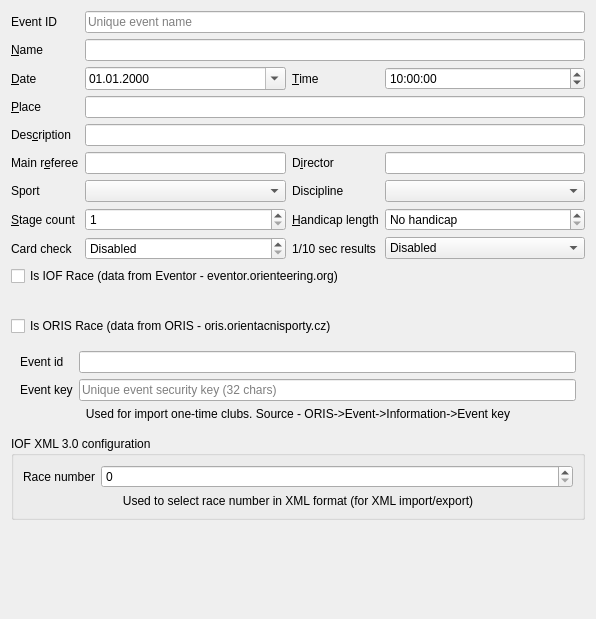
Old version of the form quickevent/app/quickevent/plugins/Event/src/eventdialogwidget.ui in the repository arnost00/quickbox.
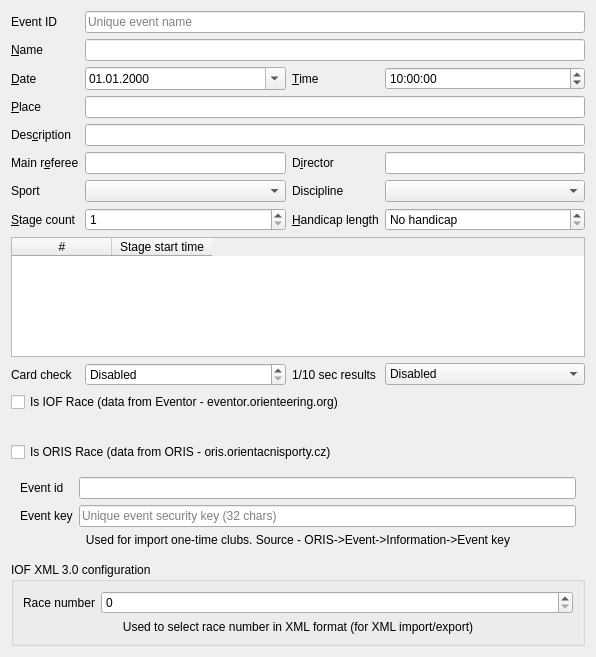
New version of the form.

Commit message: Add per-stage start times support for events

What changed in the file:
```diff
--- a/quickevent/app/quickevent/plugins/Event/src/eventdialogwidget.ui
+++ b/quickevent/app/quickevent/plugins/Event/src/eventdialogwidget.ui
@@ -158,7 +158,7 @@
      <item row="4" column="1" colspan="3">
       <widget class="QLineEdit" name="ed_place"/>
      </item>
-     <item row="9" column="0">
+     <item row="10" column="0">
       <widget class="QLabel" name="label_14">
        <property name="text">
         <string>Card check</string>
@@ -168,7 +168,7 @@
        </property>
       </widget>
      </item>
-     <item row="9" column="1">
+     <item row="10" column="1">
       <widget class="QSpinBox" name="ed_cardChecCheckTimeSec">
        <property name="toolTip">
         <string>Maximal distance between card CHECK and START time</string>
@@ -190,7 +190,7 @@
        </property>
       </widget>
      </item>
-     <item row="9" column="2">
+     <item row="10" column="2">
       <widget class="QLabel" name="label_15">
        <property name="text">
         <string>1/10 sec results</string>
@@ -200,7 +200,7 @@
        </property>
       </widget>
      </item>
-     <item row="9" column="3">
+     <item row="10" column="3">
       <widget class="QComboBox" name="ed_oneTenthSecResults">
        <item>
         <property name="text">
@@ -263,6 +263,38 @@
        </property>
       </widget>
      </item>
+     <item row="9" column="0" colspan="4">
+      <widget class="QTableWidget" name="stageStartTimesTable">
+       <property name="minimumSize">
+        <size>
+         <width>0</width>
+         <height>120</height>
+        </size>
+       </property>
+       <property name="editTriggers">
+        <set>QAbstractItemView::EditTrigger::NoEditTriggers</set>
+       </property>
+       <property name="selectionMode">
+        <enum>QAbstractItemView::SelectionMode::NoSelection</enum>
+       </property>
+       <property name="showGrid">
+        <bool>false</bool>
+       </property>
+       <property name="columnCount">
+        <number>2</number>
+       </property>
+       <column>
+        <property name="text">
+         <string>#</string>
+        </property>
+       </column>
+       <column>
+        <property name="text">
+         <string>Stage start time</string>
+        </property>
+       </column>
+      </widget>
+     </item>
      <item row="1" column="1" colspan="3">
       <widget class="QLineEdit" name="ed_name"/>
      </item>
```
The commit also changes 3 other files.
